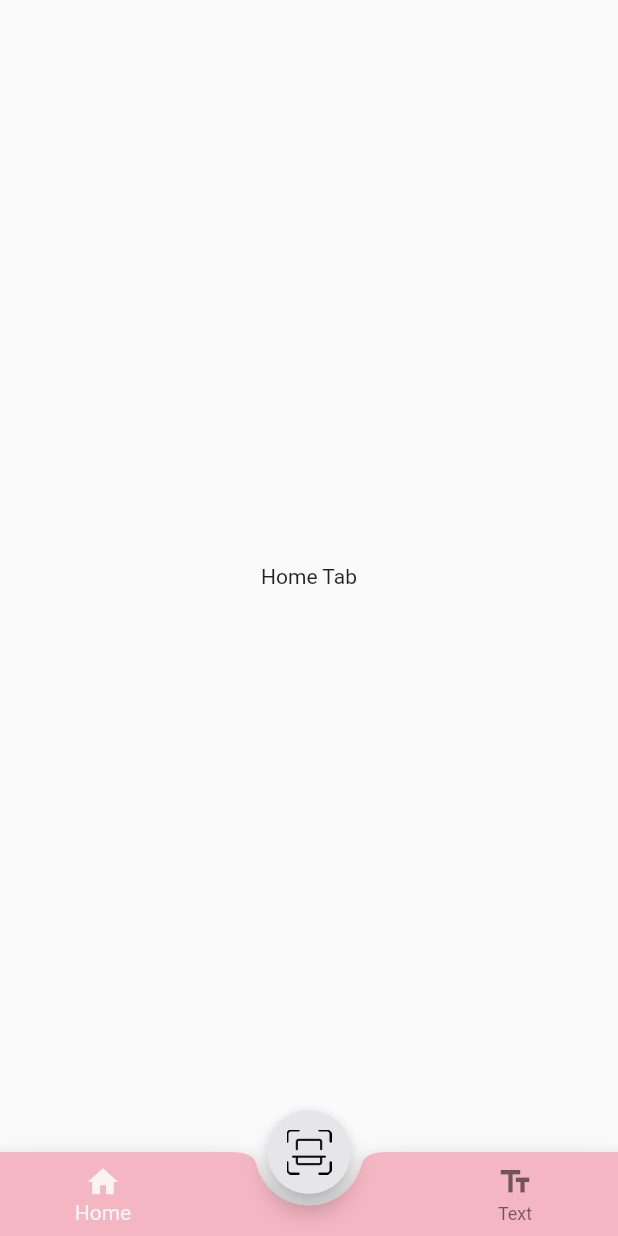
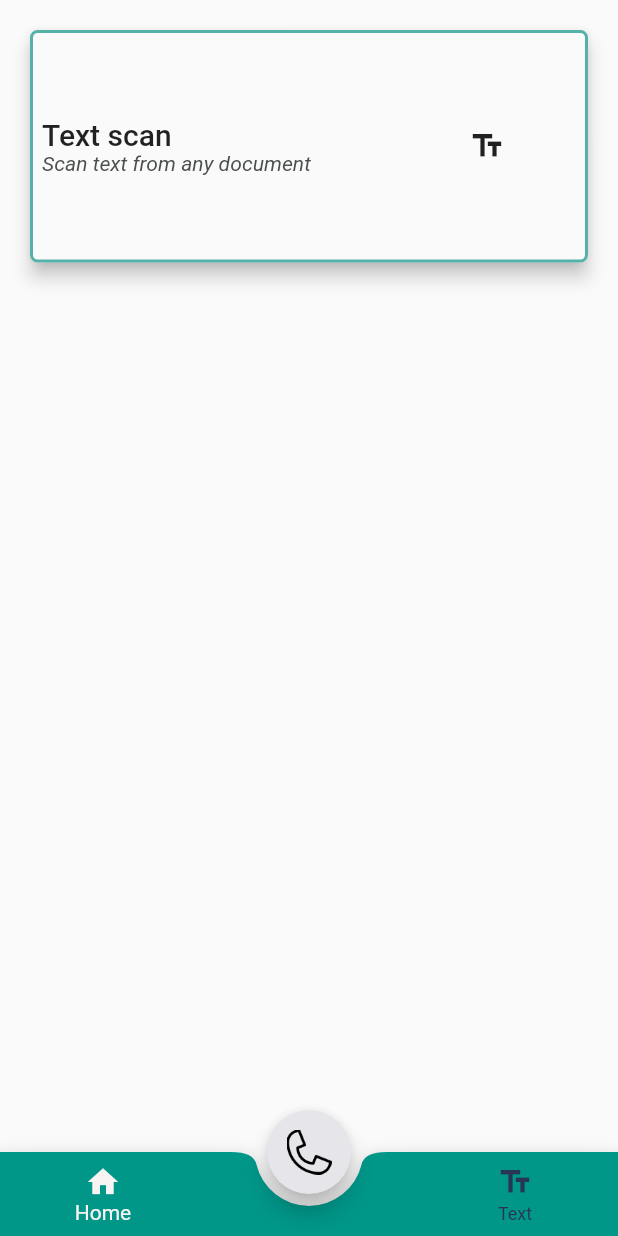
Before and after one commit to Istiak-Ahmed78/scanner, a Flutter app: the screen it shows after launch, on a phone screen of 412 x 824 dp. Run offline on Flutter 3.47's test engine with Material 2 defaults, Android fonts, the phone set to English and light mode, and no system bars; our stand-ins replace fluttertoast, get, image_picker; missing offline and left inert: google_ml_kit.

Commit message:
number scanning and text scanning implemented

```diff
--- a/lib/globals/icons.dart
+++ b/lib/globals/icons.dart
@@ -3,4 +3,5 @@ abstract class KappIcos {
 
   static const String scanner = '$_source/scan.png';
   static const String scanner2 = '$_source/scan2.png';
+  static const String phone = '$_source/phone.png';
 }
--- a/lib/views/home_page/home_page.dart
+++ b/lib/views/home_page/home_page.dart
@@ -2,10 +2,12 @@ import 'dart:io';
 
 import 'package:flutter/material.dart';
 import 'package:get/get.dart';
-import 'package:scanner/data/repos/text_recog.dart';
+import 'package:scanner/data/repos/recognizing.dart';
 import 'package:scanner/globals/icons.dart';
 import 'package:scanner/utils/actions.dart';
 import 'package:scanner/utils/file_operations.dart';
+import 'package:scanner/views/text_view_screen/loading_screen.dart';
+import 'package:scanner/views/text_view_screen/phone_number_view_screen.dart';
 import 'package:scanner/views/text_view_screen/text_view_screen.dart';
 
 import 'tabs/index.dart';
@@ -19,14 +21,22 @@ class HomePage extends StatefulWidget {
 
 class _HomePageState extends State<HomePage> {
   int _currentIndex = 0;
-  final double _iconRadius = 30;
-  final Color _floatingButtonColor = const Color(0xffe6e6ea);
-  final Color _navBarBackColor = const Color(0xfff4b6c2);
-  final Color _activeIconColor = const Color(0xfff9f4f4);
+  static const double _iconRadius = 30;
+  static const Color _floatingButtonColor = Color(0xffe6e6ea);
+  static const Color _navBarBackColor = Color(0xff009688);
+  static const Color _activeIconColor = Color(0xfff9f4f4);
+  static const Color _inactiveColor = Color(0xff283655);
 
   final PageController _pageController = PageController();
 
   void _changeNavCurrentIndex(int index) {
+    if (index == 1) {
+      if (_currentIndex == 0) {
+        index = 2;
+      } else {
+        index = 0;
+      }
+    }
     setState(() {
       _currentIndex = index;
     });
@@ -49,15 +59,13 @@ class _HomePageState extends State<HomePage> {
     _changeNavCurrentIndex(index);
   }
 
-  void scan() async {
+  void _pickPhotoAndStartProcess() async {
     File? file = await FileOperations.pickImage();
-    if (file == null) return;
-    String? text = await Recognize(file).processText();
-    if (text != null) {
-      Get.to(() => TextViewScreen(text: text));
+    if (file == null) {
+      showToast('File is not found.');
       return;
     }
-    showToast('No Text found. Try again.');
+    Get.to(() => PhoneNumberViewScreen(file: file));
   }
 
   List<Widget> tabs = const [
@@ -72,21 +80,33 @@ class _HomePageState extends State<HomePage> {
       floatingActionButtonLocation:
           FloatingActionButtonLocation.miniCenterDocked,
       floatingActionButton: FloatingActionButton(
-        onPressed: scan,
+        onPressed: _pickPhotoAndStartProcess,
         backgroundColor: _floatingButtonColor,
         child: SizedBox(
             height: _iconRadius,
             width: _iconRadius,
-            child: Image.asset(KappIcos.scanner2)),
+            child: Image.asset(KappIcos.phone)),
       ),
       bottomNavigationBar: BottomAppBar(
         shape: const CircularNotchedRectangle(),
         notchMargin: 8.0,
         clipBehavior: Clip.antiAlias,
+
+        // child: Row(
+        //   mainAxisAlignment: MainAxisAlignment.spaceAround,
+        //   children: [
+        //     IconButton(onPressed: () {}, icon: Icon(Icons.food_bank)),
+        //     SizedBox(
+        //       width: 50,
+        //     ),
+        //     IconButton(onPressed: () {}, icon: Icon(Icons.food_bank)),
+        //   ],
+        // ),
         child: BottomNavigationBar(
           backgroundColor: _navBarBackColor,
           currentIndex: _currentIndex,
           selectedItemColor: _activeIconColor,
+          unselectedItemColor: _inactiveColor,
           onTap: _onNavTabChanged,
           items: const [
             BottomNavigationBarItem(icon: Icon(Icons.home), label: 'Home'),
--- a/lib/views/home_page/tabs/home_tab,.dart
+++ /dev/null
@@ -1,12 +0,0 @@
-import 'package:flutter/material.dart';
-
-class HomeTab extends StatelessWidget {
-  const HomeTab({Key? key}) : super(key: key);
-
-  @override
-  Widget build(BuildContext context) {
-    return const Center(
-      child: Text('Home Tab'),
-    );
-  }
-}
--- /dev/null
+++ b/lib/views/home_page/tabs/home_tab.dart
@@ -0,0 +1,121 @@
+import 'dart:io';
+
+import 'package:flutter/material.dart';
+import 'package:scanner/data/repos/recognizing.dart';
+import 'package:scanner/utils/actions.dart';
+import 'package:scanner/utils/file_operations.dart';
+
+class HomeTab extends StatelessWidget {
+  const HomeTab({Key? key}) : super(key: key);
+
+  @override
+  Widget build(BuildContext context) {
+    return SafeArea(
+      child: Padding(
+        padding: const EdgeInsets.symmetric(vertical: 20, horizontal: 20),
+        child: Column(
+          children: const [
+            _ScanTile(
+              title: 'Text scan',
+              subTitle: 'Scan text from any document',
+              suffixIcon: Icon(Icons.text_fields_outlined),
+            ),
+          ],
+        ),
+      ),
+    );
+  }
+}
+
+class _ScanTile extends StatelessWidget {
+  final String title;
+  final String subTitle;
+  final Widget? suffixIcon;
+  final VoidCallback? onTab;
+  final Color? color;
+  const _ScanTile({
+    Key? key,
+    required this.title,
+    required this.subTitle,
+    this.suffixIcon,
+    this.onTab,
+    this.color,
+  }) : super(key: key);
+
+  Color get _tileColor => color ?? const Color(0xffc99789);
+  static const _subtitleColor = Color(0xff4a4e4d);
+  static const _borderColor = Color(0xff54b2a9);
+
+  @override
+  Widget build(BuildContext context) {
+    ThemeData themeData = Theme.of(context);
+
+    TextStyle textStyle =
+        //  themeData.textTheme.bodyLarge ??
+        const TextStyle(
+      fontSize: 20,
+      fontWeight: FontWeight.w500,
+    );
+
+    Widget result = Column(
+      mainAxisAlignment: MainAxisAlignment.center,
+      crossAxisAlignment: suffixIcon != null
+          ? CrossAxisAlignment.start
+          : CrossAxisAlignment.center,
+      children: [
+        Text(
+          title,
+          style: textStyle,
+        ),
+        Text(
+          subTitle,
+          style: const TextStyle(
+            color: _subtitleColor,
+            fontStyle: FontStyle.italic,
+          ),
+        ),
+      ],
+    );
+    if (suffixIcon != null) {
+      result = Row(
+        children: [
+          Expanded(flex: 2, child: result),
+          Expanded(flex: 1, child: suffixIcon!),
+        ],
+      );
+    }
+
+    return AspectRatio(
+      aspectRatio: 2.4,
+      child: InkWell(
+        onTap: scanText,
+        child: Material(
+          elevation: 5,
+          shape: const RoundedRectangleBorder(
+              borderRadius: BorderRadius.all(
+                Radius.circular(5),
+              ),
+              side: BorderSide(color: _borderColor, width: 2)),
+          child: SizedBox(
+            width: double.infinity,
+            child: Padding(
+              padding: const EdgeInsets.all(8.0),
+              child: result,
+            ),
+          ),
+        ),
+      ),
+    );
+  }
+
+  void scanText() async {
+    File? file = await FileOperations.pickImage();
+    if (file == null) {
+      showToast('Selected file is not available');
+      return;
+    }
+    String? processedText = await Recognize(file).processText();
+    print('+==============+');
+    print(processedText);
+  }
+}
--- a/lib/views/home_page/tabs/index.dart
+++ b/lib/views/home_page/tabs/index.dart
@@ -1,3 +1,3 @@
-export 'home_tab,.dart';
+export 'home_tab.dart';
 export 'scanner.dart';
 export 'text_scanner.dart';
```
Also changed, not shown: lib/data/repos/recognizing.dart (added, +54 -0 lines), lib/data/repos/text_recog.dart (deleted, +0 -20 lines), lib/views/text_view_screen/loading_screen.dart (added, +33 -0 lines), lib/views/text_view_screen/phone_number_view_screen.dart (added, +51 -0 lines), lib/views/text_view_screen/text_view_screen.dart (+8 -3 lines), assets/icons/phone.png (added), lib/utils/themes.dart (added).
